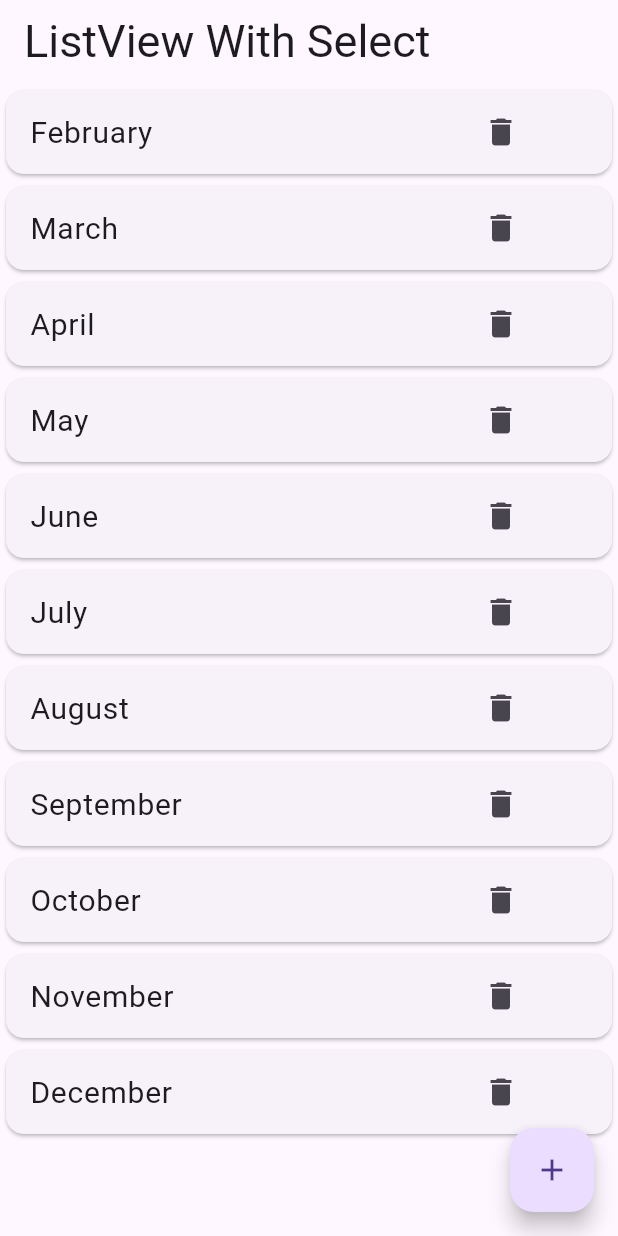
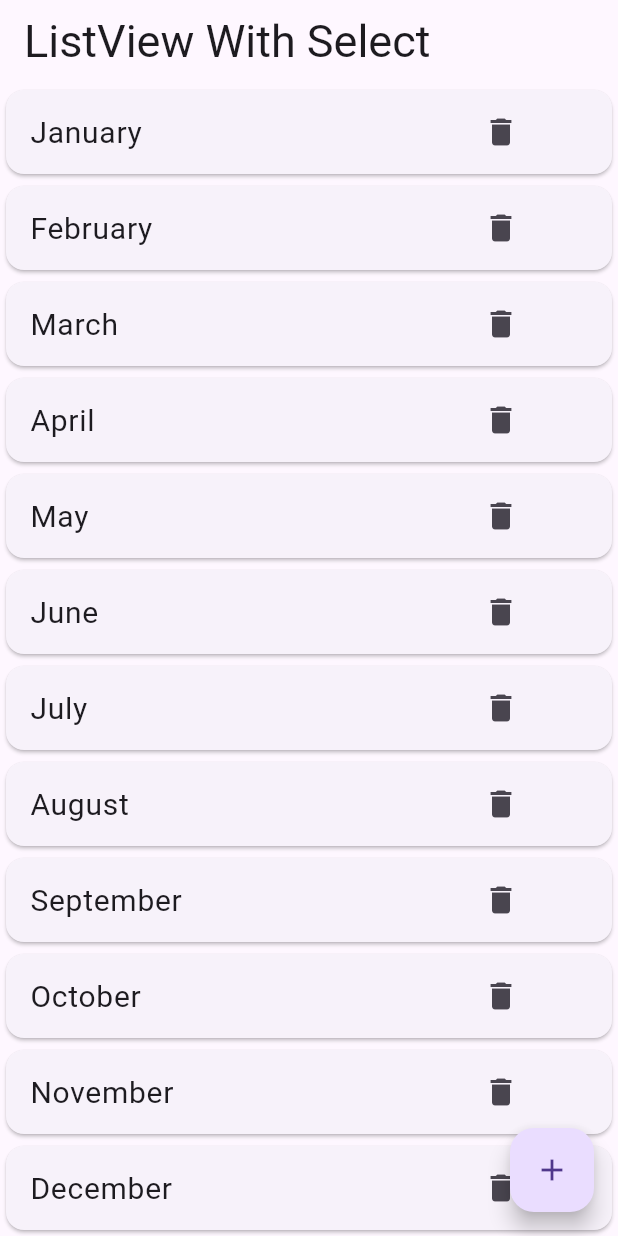
Before and after one commit to MostakAhmedShahad/CounterApp-by-Bloc, a Flutter app: the screen it shows after launch, after a tap on the "delete" icon, on a phone screen of 412 x 824 dp. Run offline on Flutter 3.47's test engine with Material 3 defaults, Android fonts, the phone set to English and light mode, and no system bars; our stand-ins replace bloc, equatable, flutter_bloc, image_picker.

Commit message:
list_item_bloc_updated

```diff
--- a/lib/bloc/favorite_item/bloc/favorite_item_bloc.dart
+++ b/lib/bloc/favorite_item/bloc/favorite_item_bloc.dart
@@ -1,13 +1,27 @@
+import 'package:app_10/bloc/favorite_item/bloc/favorite_item_state.dart';
 import 'package:bloc/bloc.dart';
 import 'package:equatable/equatable.dart';
 
 part 'favorite_item_event.dart';
-part 'favorite_item_state.dart';
+
 
 class FavoriteItemBloc extends Bloc<FavoriteItemEvent, FavoriteItemState> {
-  FavoriteItemBloc() : super(FavoriteItemInitial()) {
-    on<FavoriteItemEvent>((event, emit) {
-      // TODO: implement event handler
-    });
+  FavoriteItemBloc() : super(FavoriteItemState()) {
+    on<Add_item> (add_item);
+    on<Delete_item> (delete_item);
+
+
+  }
+
+  void add_item(Add_item event, Emitter<FavoriteItemState> emit){
+       final updatedList = List<String>.from(state.name)..add(event.NewItem);
+    emit(state.copyWith(name: updatedList));
+
+  }
+
+  void delete_item(Delete_item event, Emitter<FavoriteItemState> emit){
+      final updatedList = List<String>.from(state.name)..removeAt(event.index);
+    emit(state.copyWith(name: updatedList));
+
   }
 }
--- a/lib/bloc/favorite_item/bloc/favorite_item_event.dart
+++ b/lib/bloc/favorite_item/bloc/favorite_item_event.dart
@@ -1,8 +1,28 @@
 part of 'favorite_item_bloc.dart';
 
-sealed class FavoriteItemEvent extends Equatable {
+abstract class FavoriteItemEvent extends Equatable {
   const FavoriteItemEvent();
 
   @override
   List<Object> get props => [];
 }
+
+
+class Add_item extends FavoriteItemEvent{
+  final String NewItem;
+  const Add_item(this.NewItem);
+  @override
+  List<Object> get props => [NewItem];
+
+
+}
+class Delete_item extends FavoriteItemEvent{
+
+  final int index;
+  const Delete_item(this.index);
+
+  @override
+  List<Object> get props => [index];
+
+
+}
--- a/lib/bloc/favorite_item/bloc/favorite_item_state.dart
+++ b/lib/bloc/favorite_item/bloc/favorite_item_state.dart
@@ -1,10 +1,17 @@
-part of 'favorite_item_bloc.dart';
 
-sealed class FavoriteItemState extends Equatable {
-  const FavoriteItemState();
+import 'package:equatable/equatable.dart';
+
+  class FavoriteItemState extends Equatable {
+
+  final List<String> name;
+  const FavoriteItemState({this.name=const []});
+
+  FavoriteItemState copyWith({List<String>? name}){
+    return FavoriteItemState(name : name?? this.name);
+  }
+
+
 
   @override
-  List<Object> get props => [];
+  List<Object> get props => [name];
 }
-
-final class FavoriteItemInitial extends FavoriteItemState {}
--- a/lib/ui/favorite_item/favorite_item_screen.dart
+++ b/lib/ui/favorite_item/favorite_item_screen.dart
@@ -1,4 +1,7 @@
+import 'package:app_10/bloc/favorite_item/bloc/favorite_item_bloc.dart';
+import 'package:app_10/bloc/favorite_item/bloc/favorite_item_state.dart';
 import 'package:flutter/material.dart';
+import 'package:flutter_bloc/flutter_bloc.dart';
 
 class FavoriteItemScreen extends StatefulWidget {
   const FavoriteItemScreen({super.key});
@@ -26,11 +29,11 @@
 
   List<String> tempArray = [];
 
-  void _addItem() {
-    setState(() {
-      name.add("Item ${name.length + 1}"); // Adding a new item
-    });
-  }
+  // void _addItem() {
+  //   setState(() {
+  //     name.add("Item ${name.length + 1}"); // Adding a new item
+  //   });
+  // }
 
   _removeItem(int index) {
     setState(() {
@@ -53,7 +56,12 @@
           actions: [
             TextButton(
               onPressed: () {
-                Navigator.pop(context); // Close the dialog without saving
+                if (textController.text.isNotEmpty) {
+                  context
+                      .read<FavoriteItemBloc>()
+                      .add(Add_item(textController.text)); // Add item
+                }
+                Navigator.pop(context);
               },
               child: const Text("Cancel"),
             ),
@@ -71,7 +79,8 @@
           ],
         );
       },
-    );}
+    );
+  }
 
   @override
   Widget build(BuildContext context) {
@@ -82,7 +91,9 @@
           style: TextStyle(fontSize: 30),
         ),
       ),
-      body: Center(
+      body: BlocBuilder<FavoriteItemBloc, FavoriteItemState>(
+        builder: (context, state) {
+          return Center(
             child: Column(
               mainAxisAlignment: MainAxisAlignment.center,
               children: [
@@ -98,10 +109,15 @@
                               trailing: SizedBox(
                                   height: 50,
                                   width: 100,
-                            child: IconButton(onPressed:
-                          ()=>  _removeItem(  index),
-                             icon: Icon(Icons.delete))
-                          ),
+                                  child: IconButton(
+                                      onPressed: () =>_removeItem
+
+                                        // setState(() {
+                                        //   context.read<FavoriteItemBloc>().add(Delete_item(index));
+
+                                        // });
+                                        ,
+                                      icon: Icon(Icons.delete))),
                             ),
                           ),
                           onTap: () {},
@@ -110,18 +126,15 @@
                 )
               ],
             ),
+          );
+        },
       ),
       floatingActionButton: FloatingActionButton(
-
         onPressed: _showAddItemDialog,
         child: const Icon(Icons.add),
-
-
-
       ),
     );
   }
-
 }
 
 
```
Lines whose indentation alone changed are shown as unchanged.
